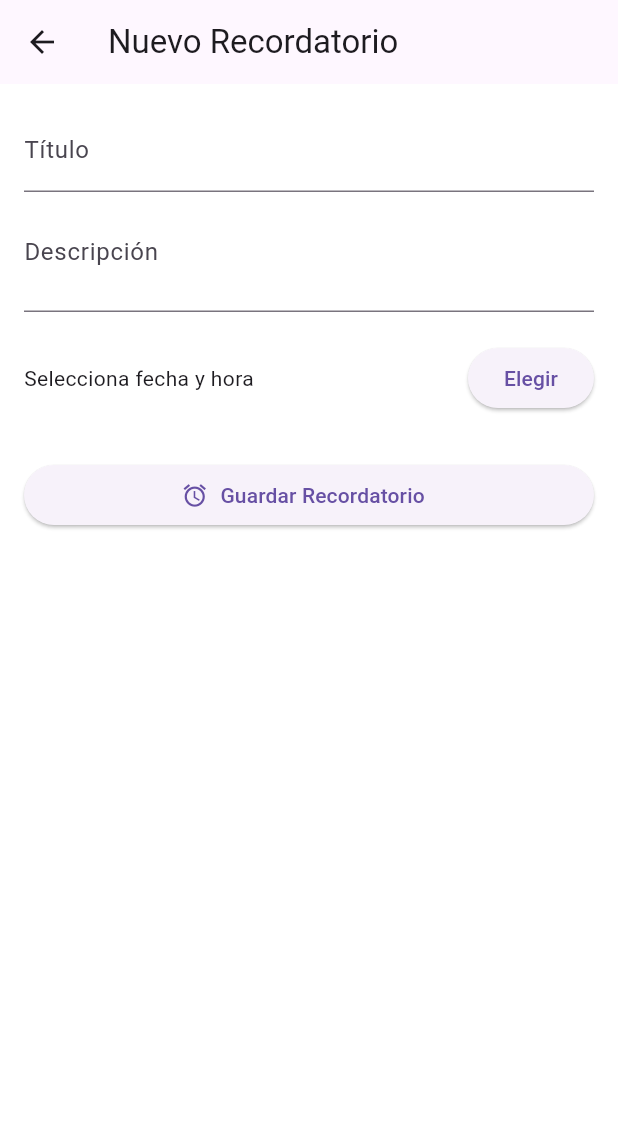
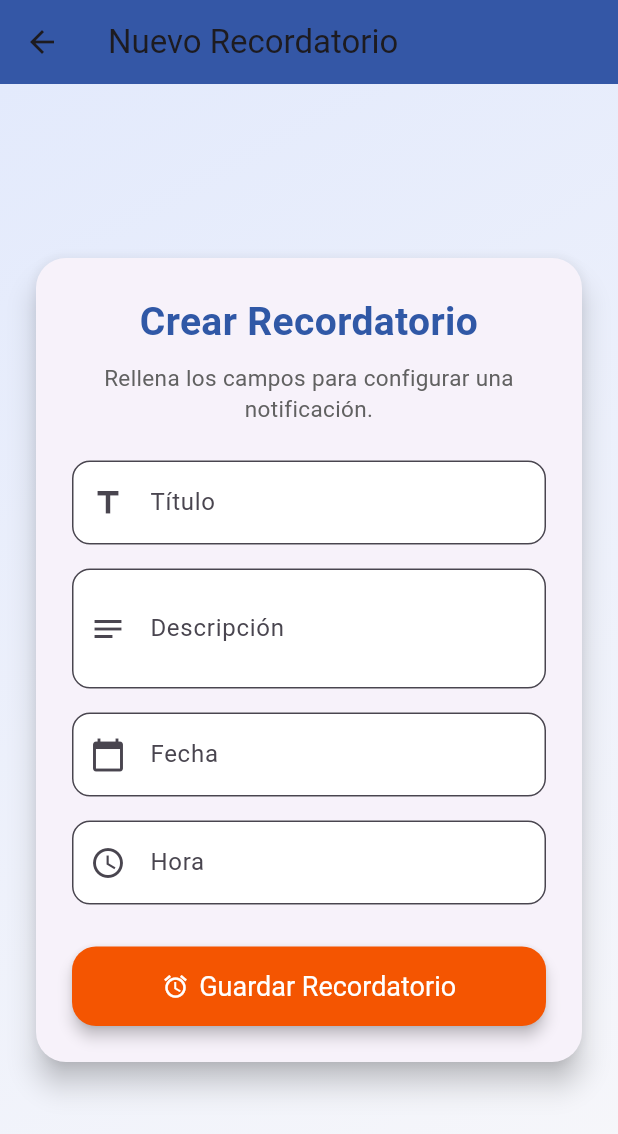
Before and after one commit to DouzZ4/moviles-2, a Flutter app: the DashboardView screen opened directly with empty values, after a tap on "Crear Recordatorio", on a phone screen of 412 x 824 dp. Shown: the top 1134 px of the screen. Run offline on Flutter 3.47's test engine with Material 3 defaults, Android fonts, the phone set to English and light mode, and no system bars; our stand-ins replace cloud_firestore, firebase_core, fl_chart, flutter_local_notifications, sqflite, sqflite_common_ffi and 1 more; accounts and stored records are empty.

Commit message:
mejoras visuales

```diff
--- a/lib/services/glucosa_sync_service.dart
+++ b/lib/services/glucosa_sync_service.dart
@@ -1,7 +1,6 @@
 // lib/services/glucosa_sync_service.dart
 // Servicio que sincroniza datos de glucosa entre SQLite y Firebase en la app CheckINC.
 
-import 'package:cloud_firestore/cloud_firestore.dart';
 import 'package:checkinc/models/glucosa_model.dart';
 import 'package:checkinc/services/firestore_service.dart';
 import 'package:checkinc/services/local_db_service.dart';
--- a/lib/views/dashboard_view.dart
+++ b/lib/views/dashboard_view.dart
@@ -3,6 +3,7 @@ import 'package:checkinc/views/recordatorio/recordatorio_form_view.dart';
 import 'package:flutter/material.dart';
 import 'package:checkinc/views/glucosa/glucosa_list_view.dart';
 import 'package:checkinc/views/glucosa/glucosa_form_view.dart';
+import 'package:checkinc/views/glucosa/glucosa_bar_chart.dart';
 
 class DashboardView extends StatelessWidget {
   final UsuarioModel usuario;
@@ -25,6 +26,9 @@ class DashboardView extends StatelessWidget {
               'Bienvenido a CheckINC',
               style: TextStyle(fontSize: 22, fontWeight: FontWeight.bold),
             ),
+            const SizedBox(height: 20),
+            // Gráfico de barras semanal de glucosa
+            GlucosaBarChart(idUsuario: usuario.id),
             const SizedBox(height: 20),
             Card(
               child: ListTile(
--- /dev/null
+++ b/lib/views/glucosa/glucosa_bar_chart.dart
@@ -0,0 +1,191 @@
+import 'package:fl_chart/fl_chart.dart';
+import 'package:flutter/material.dart';
+import 'package:provider/provider.dart';
+import 'package:checkinc/viewmodels/glucosa_viewmodel.dart';
+
+class GlucosaBarChart extends StatelessWidget {
+  final String idUsuario;
+  const GlucosaBarChart({super.key, required this.idUsuario});
+
+  @override
+  Widget build(BuildContext context) {
+    return Consumer<GlucosaViewModel>(
+      builder: (context, viewModel, child) {
+        final now = DateTime.now();
+        final today = DateTime(now.year, now.month, now.day);
+        final lastWeek = today.subtract(const Duration(days: 6));
+
+        final registrosSemana =
+            viewModel.registros
+                .where(
+                  (r) =>
+                      r.idUsuario == idUsuario &&
+                      r.fecha.isAfter(
+                        lastWeek.subtract(const Duration(days: 1)),
+                      ),
+                )
+                .toList();
+
+        final List<DateTime> dias = List.generate(
+          7,
+          (i) => lastWeek.add(Duration(days: i)),
+        );
+
+        final List<List<double>> glucosaPorDia = List.generate(7, (_) => []);
+        for (var registro in registrosSemana) {
+          final registroDia = DateTime(
+            registro.fecha.year,
+            registro.fecha.month,
+            registro.fecha.day,
+          );
+          for (int i = 0; i < 7; i++) {
+            if (registroDia == dias[i]) {
+              glucosaPorDia[i].add(registro.nivel);
+              break;
+            }
+          }
+        }
+
+        final List<double> promedios = List.generate(7, (i) {
+          final valores = glucosaPorDia[i];
+          if (valores.isEmpty) return 0;
+          return valores.reduce((a, b) => a + b) / valores.length;
+        });
+
+        return SizedBox(
+          height: 280,
+          child: Card(
+            elevation: 4,
+            margin: const EdgeInsets.all(12),
+            shape: RoundedRectangleBorder(
+              borderRadius: BorderRadius.circular(16),
+            ),
+            child: Padding(
+              padding: const EdgeInsets.symmetric(horizontal: 16, vertical: 20),
+              child: Column(
+                crossAxisAlignment: CrossAxisAlignment.start,
+                children: [
+                  const Text(
+                    '📊 Reporte semanal de glucosa',
+                    style: TextStyle(
+                      fontSize: 20,
+                      fontWeight: FontWeight.bold,
+                      color: Color(0xFF3058a6), // azul institucional
+                    ),
+                  ),
+                  const SizedBox(height: 12),
+                  Expanded(
+                    child: BarChart(
+                      BarChartData(
+                        alignment: BarChartAlignment.spaceAround,
+                        maxY: 250,
+                        minY: 0,
+                        barTouchData: BarTouchData(
+                          enabled: true,
+                          touchTooltipData: BarTouchTooltipData(
+                            tooltipBgColor: Colors.blueGrey.withOpacity(0.8),
+                            getTooltipItem: (group, groupIndex, rod, rodIndex) {
+                              return BarTooltipItem(
+                                'Nivel: ${rod.toY.toStringAsFixed(1)}',
+                                const TextStyle(color: Colors.white),
+                              );
+                            },
+                          ),
+                        ),
+                        titlesData: FlTitlesData(
+                          leftTitles: AxisTitles(
+                            sideTitles: SideTitles(
+                              showTitles: true,
+                              reservedSize: 40,
+                              getTitlesWidget: (value, meta) {
+                                if (value % 50 != 0) return const SizedBox();
+                                return Text(
+                                  value.toInt().toString(),
+                                  style: const TextStyle(
+                                    fontSize: 12,
+                                    color: Colors.grey,
+                                  ),
+                                );
+                              },
+                            ),
+                          ),
+                          bottomTitles: AxisTitles(
+                            sideTitles: SideTitles(
+                              showTitles: true,
+                              getTitlesWidget: (value, meta) {
+                                if (value.toInt() < 0 || value.toInt() > 6) {
+                                  return const SizedBox();
+                                }
+                                final fecha = dias[value.toInt()];
+                                final texto =
+                                    '${fecha.day.toString().padLeft(2, '0')}/${fecha.month.toString().padLeft(2, '0')}';
+                                return Padding(
+                                  padding: const EdgeInsets.only(top: 6.0),
+                                  child: Text(
+                                    texto,
+                                    style: const TextStyle(
+                                      fontSize: 12,
+                                      color: Colors.black87,
+                                    ),
+                                  ),
+                                );
+                              },
+                              reservedSize: 42,
+                            ),
+                          ),
+                          rightTitles: AxisTitles(
+                            sideTitles: SideTitles(showTitles: false),
+                          ),
+                          topTitles: AxisTitles(
+                            sideTitles: SideTitles(showTitles: false),
+                          ),
+                        ),
+                        gridData: FlGridData(
+                          show: true,
+                          drawHorizontalLine: true,
+                          horizontalInterval: 50,
+                          getDrawingHorizontalLine:
+                              (value) => FlLine(
+                                color: Colors.grey[300],
+                                strokeWidth: 1,
+                              ),
+                        ),
+                        borderData: FlBorderData(show: false),
+                        barGroups: List.generate(7, (i) {
+                          return BarChartGroupData(
+                            x: i,
+                            barRods: [
+                              BarChartRodData(
+                                toY: promedios[i],
+                                gradient: LinearGradient(
+                                  colors: [
+                                    const Color(0xFF3058a6), // azul
+                                    const Color(0xFFf45501), // naranja
+                                  ],
+                                  begin: Alignment.bottomCenter,
+                                  end: Alignment.topCenter,
+                                ),
+                                width: 20,
+                                borderRadius: BorderRadius.circular(8),
+                                backDrawRodData: BackgroundBarChartRodData(
+                                  show: true,
+                                  toY: 250,
+                                  color: Colors.grey[200],
+                                ),
+                              ),
+                            ],
+                            showingTooltipIndicators: [0],
+                          );
+                        }),
+                      ),
+                    ),
+                  ),
+                ],
+              ),
+            ),
+          ),
+        );
+      },
+    );
+  }
+}
--- a/lib/views/recordatorio/recordatorio_form_view.dart
+++ b/lib/views/recordatorio/recordatorio_form_view.dart
@@ -1,6 +1,6 @@
-import 'package:checkinc/services/notification_service.dart';
 import 'package:flutter/material.dart';
 import 'package:intl/intl.dart';
+import 'package:checkinc/services/notification_service.dart';
 
 class RecordatorioFormView extends StatefulWidget {
   const RecordatorioFormView({super.key});
@@ -12,55 +12,83 @@ class RecordatorioFormView extends StatefulWidget {
 class _RecordatorioFormViewState extends State<RecordatorioFormView> {
   final _formKey = GlobalKey<FormState>();
 
-  String _titulo = '';
-  String _descripcion = '';
-  DateTime? _fechaHora;
+  final TextEditingController _tituloController = TextEditingController();
+  final TextEditingController _descripcionController = TextEditingController();
+  final TextEditingController _fechaController = TextEditingController();
+  final TextEditingController _horaController = TextEditingController();
 
-  final DateFormat _dateFormat = DateFormat('yyyy-MM-dd HH:mm');
+  DateTime? _fechaSeleccionada;
+  TimeOfDay? _horaSeleccionada;
 
-  Future<void> _pickDateTime() async {
-    final DateTime? date = await showDatePicker(
+  @override
+  void dispose() {
+    _tituloController.dispose();
+    _descripcionController.dispose();
+    _fechaController.dispose();
+    _horaController.dispose();
+    super.dispose();
+  }
+
+  Future<void> _seleccionarFecha(BuildContext context) async {
+    final DateTime? fecha = await showDatePicker(
       context: context,
       initialDate: DateTime.now().add(const Duration(minutes: 1)),
       firstDate: DateTime.now(),
       lastDate: DateTime(2100),
+      locale: const Locale('es', ''),
     );
 
-    if (date != null) {
-      final TimeOfDay? time = await showTimePicker(
-        context: context,
-        initialTime: const TimeOfDay(hour: 8, minute: 0),
-      );
-
-      if (time != null) {
+    if (fecha != null) {
       setState(() {
-          _fechaHora = DateTime(
-            date.year,
-            date.month,
-            date.day,
-            time.hour,
-            time.minute,
-          );
+        _fechaSeleccionada = fecha;
+        _fechaController.text = DateFormat('yyyy-MM-dd').format(fecha);
       });
     }
   }
+
+  Future<void> _seleccionarHora(BuildContext context) async {
+    final TimeOfDay? hora = await showTimePicker(
+      context: context,
+      initialTime: TimeOfDay.now(),
+    );
+
+    if (hora != null) {
+      setState(() {
+        _horaSeleccionada = hora;
+        final ahora = DateTime.now();
+        final dt = DateTime(
+          ahora.year,
+          ahora.month,
+          ahora.day,
+          hora.hour,
+          hora.minute,
+        );
+        _horaController.text = DateFormat('HH:mm').format(dt);
+      });
+    }
   }
 
-  Future<void> _guardarRecordatorio() async {
-    if (_formKey.currentState!.validate() && _fechaHora != null) {
-      _formKey.currentState!.save();
+  Future<void> _guardar() async {
+    if (_formKey.currentState!.validate()) {
+      final fechaHora = DateTime(
+        _fechaSeleccionada!.year,
+        _fechaSeleccionada!.month,
+        _fechaSeleccionada!.day,
+        _horaSeleccionada!.hour,
+        _horaSeleccionada!.minute,
+      );
 
       final int id = DateTime.now().millisecondsSinceEpoch ~/ 1000;
 
       await NotificationService.scheduleNotification(
         id: id,
-        title: _titulo,
-        body: _descripcion,
-        dateTime: _fechaHora!,
+        title: _tituloController.text.trim(),
+        body: _descripcionController.text.trim(),
+        dateTime: fechaHora,
       );
 
       ScaffoldMessenger.of(context).showSnackBar(
-        const SnackBar(content: Text('Recordatorio creado con éxito')),
+        const SnackBar(content: Text('✅ Recordatorio creado con éxito')),
       );
 
       Navigator.pop(context);
@@ -70,48 +98,157 @@ class _RecordatorioFormViewState extends State<RecordatorioFormView> {
   @override
   Widget build(BuildContext context) {
     return Scaffold(
-      appBar: AppBar(title: const Text('Nuevo Recordatorio')),
-      body: Padding(
-        padding: const EdgeInsets.all(16.0),
+      appBar: AppBar(
+        title: const Text('Nuevo Recordatorio'),
+        backgroundColor: const Color(0xFF3058a6),
+        elevation: 2,
+      ),
+      body: Container(
+        width: double.infinity,
+        decoration: const BoxDecoration(
+          gradient: LinearGradient(
+            colors: [Color(0xFFe3eafc), Color(0xFFf7f7fa)],
+            begin: Alignment.topLeft,
+            end: Alignment.bottomRight,
+          ),
+        ),
+        child: Center(
+          child: SingleChildScrollView(
+            child: Card(
+              elevation: 8,
+              shape: RoundedRectangleBorder(
+                borderRadius: BorderRadius.circular(20),
+              ),
+              margin: const EdgeInsets.symmetric(horizontal: 24, vertical: 32),
+              child: Padding(
+                padding: const EdgeInsets.all(24.0),
                 child: Form(
                   key: _formKey,
-          child: ListView(
+                  child: Column(
+                    crossAxisAlignment: CrossAxisAlignment.stretch,
                     children: [
+                      const Text(
+                        'Crear Recordatorio',
+                        style: TextStyle(
+                          fontSize: 26,
+                          fontWeight: FontWeight.bold,
+                          color: Color(0xFF3058a6),
+                        ),
+                        textAlign: TextAlign.center,
+                      ),
+                      const SizedBox(height: 8),
+                      Text(
+                        'Rellena los campos para configurar una notificación.',
+                        style: TextStyle(fontSize: 15, color: Colors.grey[700]),
+                        textAlign: TextAlign.center,
+                      ),
+                      const SizedBox(height: 24),
+
+                      // Título
                       TextFormField(
-                decoration: const InputDecoration(labelText: 'Título'),
+                        controller: _tituloController,
+                        decoration: InputDecoration(
+                          labelText: 'Título',
+                          prefixIcon: const Icon(Icons.title),
+                          border: OutlineInputBorder(
+                            borderRadius: BorderRadius.circular(12),
+                          ),
+                          filled: true,
+                          fillColor: Colors.white,
+                        ),
                         validator:
                             (value) =>
-                        value == null || value.isEmpty ? 'Requerido' : null,
-                onSaved: (value) => _titulo = value!,
+                                value == null || value.isEmpty
+                                    ? 'Ingrese un título'
+                                    : null,
                       ),
+                      const SizedBox(height: 16),
+
+                      // Descripción
                       TextFormField(
-                decoration: const InputDecoration(labelText: 'Descripción'),
+                        controller: _descripcionController,
                         maxLines: 2,
-                onSaved: (value) => _descripcion = value ?? '',
+                        decoration: InputDecoration(
+                          labelText: 'Descripción',
+                          prefixIcon: const Icon(Icons.notes),
+                          border: OutlineInputBorder(
+                            borderRadius: BorderRadius.circular(12),
                           ),
-              const SizedBox(height: 20),
-              Row(
-                children: [
-                  Expanded(
-                    child: Text(
-                      _fechaHora == null
-                          ? 'Selecciona fecha y hora'
-                          : _dateFormat.format(_fechaHora!),
+                          filled: true,
+                          fillColor: Colors.white,
                         ),
                       ),
-                  ElevatedButton(
-                    onPressed: _pickDateTime,
-                    child: const Text('Elegir'),
+                      const SizedBox(height: 16),
+
+                      // Fecha
+                      TextFormField(
+                        controller: _fechaController,
+                        readOnly: true,
+                        onTap: () => _seleccionarFecha(context),
+                        decoration: InputDecoration(
+                          labelText: 'Fecha',
+                          prefixIcon: const Icon(Icons.calendar_today),
+                          border: OutlineInputBorder(
+                            borderRadius: BorderRadius.circular(12),
+                          ),
+                          filled: true,
+                          fillColor: Colors.white,
+                          hintText: 'Ej: 2025-07-16',
+                        ),
+                        validator: (value) {
+                          if (_fechaSeleccionada == null) {
+                            return 'Seleccione una fecha';
+                          }
+                          return null;
+                        },
+                      ),
+                      const SizedBox(height: 16),
+
+                      // Hora
+                      TextFormField(
+                        controller: _horaController,
+                        readOnly: true,
+                        onTap: () => _seleccionarHora(context),
+                        decoration: InputDecoration(
+                          labelText: 'Hora',
+                          prefixIcon: const Icon(Icons.access_time),
+                          border: OutlineInputBorder(
+                            borderRadius: BorderRadius.circular(12),
+                          ),
+                          filled: true,
+                          fillColor: Colors.white,
+                          hintText: 'Ej: 08:30',
+                        ),
+                        validator: (value) {
+                          if (_horaSeleccionada == null) {
+                            return 'Seleccione una hora';
+                          }
+                          return null;
+                        },
+                      ),
+                      const SizedBox(height: 28),
+
+                      // Botón guardar
+                      ElevatedButton.icon(
+                        onPressed: _guardar,
+                        icon: const Icon(Icons.alarm),
+                        label: const Text('Guardar Recordatorio'),
+                        style: ElevatedButton.styleFrom(
+                          backgroundColor: const Color(0xFFf45501),
+                          foregroundColor: Colors.white,
+                          elevation: 4,
+                          shape: RoundedRectangleBorder(
+                            borderRadius: BorderRadius.circular(16),
+                          ),
+                          padding: const EdgeInsets.symmetric(vertical: 16),
+                          textStyle: const TextStyle(fontSize: 18),
+                        ),
                       ),
                     ],
                   ),
-              const SizedBox(height: 30),
-              ElevatedButton.icon(
-                onPressed: _guardarRecordatorio,
-                icon: const Icon(Icons.alarm),
-                label: const Text('Guardar Recordatorio'),
                 ),
-            ],
+              ),
+            ),
           ),
         ),
       ),
--- a/pubspec.yaml
+++ b/pubspec.yaml
@@ -40,6 +40,7 @@ dependencies:
 # The following adds the Cupertino Icons font to your application.
   # Use with the CupertinoIcons class for iOS style icons.
   cupertino_icons: ^1.0.8
+  fl_chart: ^0.66.0
   uuid: ^4.5.1
   sqflite_common_ffi: ^2.3.0
   flutter_localizations:
```
Also changed, not shown: pubspec.lock. Lines whose indentation alone changed are shown as unchanged.
